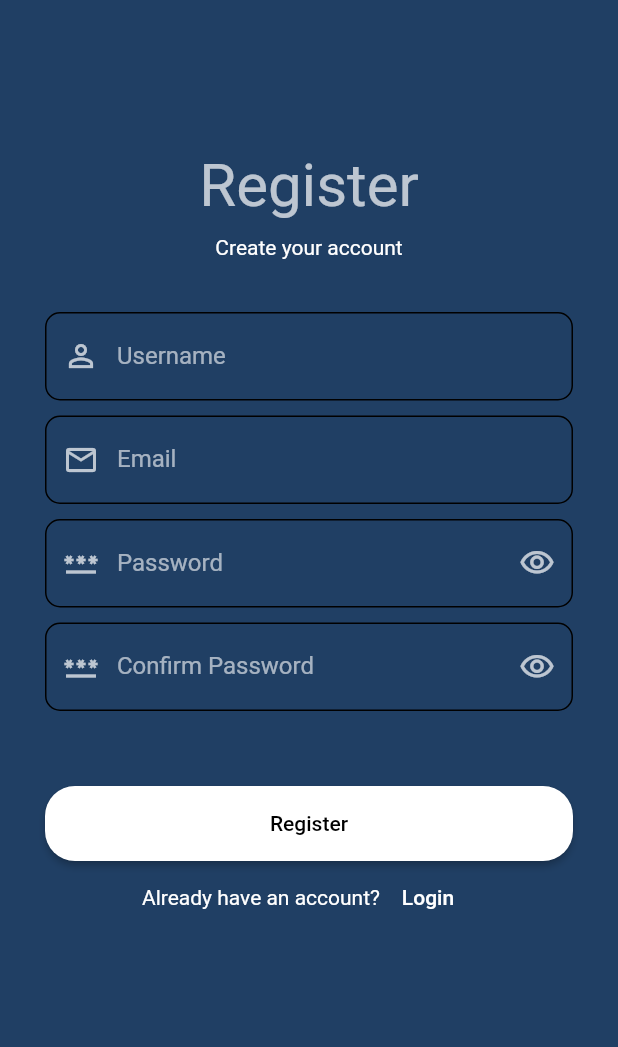
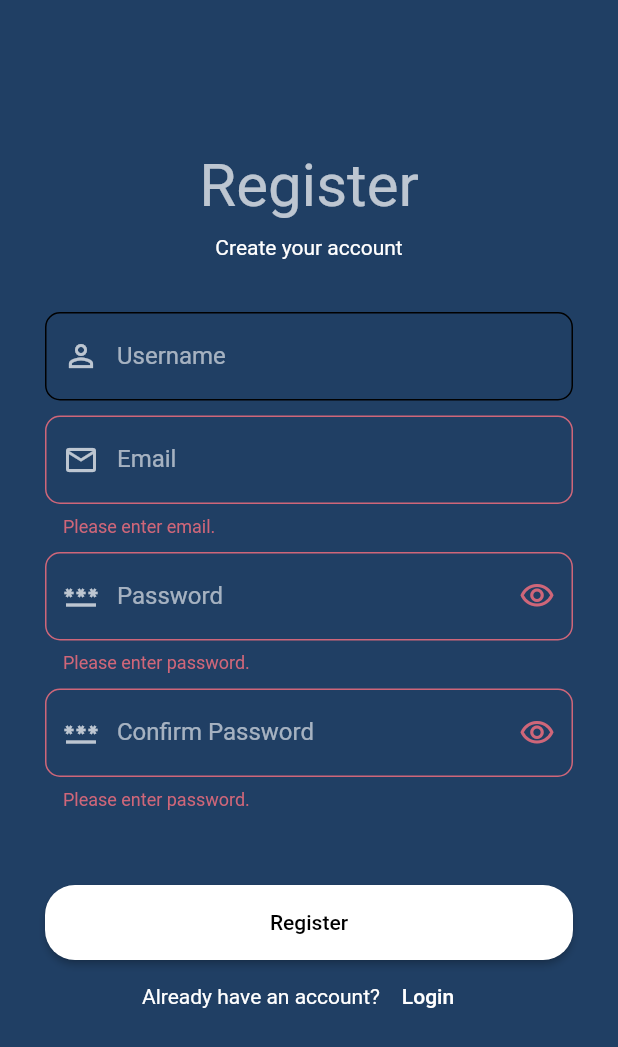
Before and after one commit to Abanoub-20180003/doctor_plus, a Flutter app: the Signup screen opened directly, after a tap on "Register", on a phone screen of 412 x 824 dp. Shown: the top 1047 px of the screen. Run offline on Flutter 3.47's test engine with Material 2 defaults, Android fonts, the phone set to English and light mode, and no system bars; our stand-ins replace cloud_firestore, firebase_auth, firebase_core; accounts and stored records are empty.

```diff
--- /dev/null
+++ b/lib/Controller/authentication.dart
@@ -0,0 +1,43 @@
+import 'package:firebase_auth/firebase_auth.dart';
+import '../Model/doctor.dart';
+import '../Controller/db_constants.dart';
+
+class Authentication {
+  Future<UserCredential> signInEmail(String email, String pass) async {
+    UserCredential userCredential =
+        await dbConstants.auth.signInWithEmailAndPassword(
+      email: email,
+      password: pass,
+    );
+    return userCredential;
+  }
+
+  Future<UserCredential> signUpWithEmail(String email, String pass) async {
+    UserCredential userCredential =
+        await dbConstants.auth.createUserWithEmailAndPassword(
+      email: email,
+      password: pass,
+    );
+    return userCredential;
+  }
+
+  // Future<User> signUpWithEmail(String email, String pass) async {
+  //   try {
+  //     UserCredential userCredential =
+  //         await dbConstants.auth.createUserWithEmailAndPassword(
+  //       email: email,
+  //       password: pass,
+  //     );
+  //     final User user = userCredential.user!;
+  //     //return userCredential.user!;
+  //   } on FirebaseAuthException catch (e) {
+  //     if (e.code == 'weak-password') {
+  //       print("the password is weak");
+  //     } else if (e.code == 'email-already-in-use') {
+  //       print('the account already exists for this email');
+  //     }
+  //   } catch (e) {
+  //     print(e);
+  //   }
+  // }
+}
--- a/lib/Controller/db_constants.dart
+++ b/lib/Controller/db_constants.dart
@@ -1,7 +1,11 @@
 import 'package:cloud_firestore/cloud_firestore.dart';
+import 'package:firebase_auth/firebase_auth.dart';
 
 abstract class dbConstants {
   static final FirebaseFirestore firestore = FirebaseFirestore.instance;
   static final CollectionReference patientsRef =
       FirebaseFirestore.instance.collection('patients');
+  static final CollectionReference doctorsRef =
+      FirebaseFirestore.instance.collection('doctors');
+  static final FirebaseAuth auth = FirebaseAuth.instance;
 }
--- a/lib/Controller/firestore_crud.dart
+++ b/lib/Controller/firestore_crud.dart
@@ -1,12 +1,32 @@
 import 'package:cloud_firestore/cloud_firestore.dart';
 import 'package:doctor_plus/Model/patient.dart';
+import 'package:doctor_plus/Model/doctor.dart';
 import 'package:doctor_plus/View/Screens/NewPatientFormView/new_patient_form.dart';
 import 'db_constants.dart';
 
 class firestroeCRUD {
+  Future<void> addDocotr(
+      String name, String email, String pass, String id) async {
+    dbConstants.doctorsRef
+        .add({'email': email, 'id': id, 'name': name, 'password': pass})
+        .then((value) => print("Doctor Added"))
+        .catchError((error) => print("Failed to add the doctor: $error"));
+  }
+
+  // Doctor getDoctor(String email) {
+  //   Doctor doctor = Doctor();
+  //   doctor.email = email;
+  //   doctor.id = id;
+  //   doctor.name = name;
+  //   doctor.password = pass;
+
+  //   return doctor;
+  // }
+
   Future<void> addPatient(Patient patient) async {
     dbConstants.patientsRef
         .add({
+          'userId': patient.userId,
           'no': patient.no,
           'rank': patient.rank,
           'name': patient.name,
--- /dev/null
+++ b/lib/Model/doctor.dart
@@ -0,0 +1,3 @@
+class Doctor {
+  String? name, email, password, id;
+}
--- a/lib/View/Screens/LoginView/signup.dart
+++ b/lib/View/Screens/LoginView/signup.dart
@@ -1,5 +1,8 @@
+import 'package:firebase_auth/firebase_auth.dart';
 import 'package:flutter/material.dart';
 //import 'package:hive_flutter/hive_flutter.dart';
+import 'package:doctor_plus/Controller/authentication.dart';
+import 'package:doctor_plus/Controller/firestore_crud.dart';
 
 class Signup extends StatefulWidget {
   const Signup({super.key});
@@ -9,6 +12,8 @@ class Signup extends StatefulWidget {
 }
 
 class _SignupState extends State<Signup> {
+  Authentication auth = Authentication();
+  firestroeCRUD db = firestroeCRUD();
   final GlobalKey<FormState> _formKey = GlobalKey();
 
   final FocusNode _focusNodeEmail = FocusNode();
@@ -173,30 +178,37 @@ class _SignupState extends State<Signup> {
                         borderRadius: BorderRadius.circular(20),
                       ),
                     ),
-                    onPressed: () {
-                      // if (_formKey.currentState?.validate() ?? false) {
-                      //   _boxAccounts.put(
-                      //     _controllerUsername.text,
-                      //     _controllerConFirmPassword.text,
-                      //   );
-
-                      //   ScaffoldMessenger.of(context).showSnackBar(
-                      //     SnackBar(
-                      //       width: 200,
-                      //       backgroundColor:
-                      //           Theme.of(context).colorScheme.secondary,
-                      //       shape: RoundedRectangleBorder(
-                      //         borderRadius: BorderRadius.circular(10),
-                      //       ),
-                      //       behavior: SnackBarBehavior.floating,
-                      //       content: const Text("Registered Successfully"),
-                      //     ),
-                      //   );
-
-                      //   _formKey.currentState?.reset();
-
-                      //   Navigator.pop(context);
-                      // }
+                    onPressed: () async {
+                      if (_formKey.currentState?.validate() ?? false) {
+                        UserCredential signUpResult;
+                        signUpResult = await auth.signUpWithEmail(
+                            _controllerEmail.text, _controllerPassword.text);
+                        if (signUpResult != null) {
+                          ScaffoldMessenger.of(context).showSnackBar(
+                            SnackBar(
+                              width: 200,
+                              backgroundColor:
+                                  Theme.of(context).colorScheme.secondary,
+                              shape: RoundedRectangleBorder(
+                                borderRadius: BorderRadius.circular(10),
+                              ),
+                              behavior: SnackBarBehavior.floating,
+                              content: const Text("Registered Successfully"),
+                            ),
+                          );
+                          // add user to doctors firestore
+                          db.addDocotr(
+                              _controllerUsername.text,
+                              _controllerEmail.text,
+                              _controllerPassword.text,
+                              signUpResult.user!.uid);
+                          _formKey.currentState?.reset();
+                          // back to ligin
+                          Navigator.pop(context);
+                        } else {
+                          // print error message
+                        }
+                      }
                     },
                     child: const Text("Register"),
                   ),
--- a/lib/View/Screens/SearchView/patient_profile_page.dart
+++ b/lib/View/Screens/SearchView/patient_profile_page.dart
@@ -11,7 +11,7 @@ class patientProfile extends StatelessWidget {
   Widget build(BuildContext context) {
     return Scaffold(
       appBar: AppBar(
-        backgroundColor: Colors.blue,
+        //backgroundColor: Colors.blue,
         title: Center(
           child: Text(_patient!.name.toString()),
         ),
--- a/lib/main.dart
+++ b/lib/main.dart
@@ -5,9 +5,13 @@ import 'package:flutter/material.dart';
 import 'package:firebase_core/firebase_core.dart';
 import 'firebase_options.dart';
 import 'package:cloud_firestore/cloud_firestore.dart';
+import 'package:doctor_plus/Controller/db_constants.dart';
 
 void main() async {
   WidgetsFlutterBinding.ensureInitialized();
+  // initialize all static vars
+  //dbConstants.doctorsRef.
+
   await Firebase.initializeApp(
     options: DefaultFirebaseOptions.currentPlatform,
   );
```
Also changed, not shown: lib/View/Screens/HomeView/home.dart (+12 -3 lines), lib/View/Screens/LoginView/login.dart (+29 -21 lines), lib/View/Screens/NewPatientFormView/new_patient_form.dart (+5 -2 lines), lib/View/Screens/SearchView/view_search_patinets.dart (+12 -8 lines), pubspec.yaml (+9 -3 lines), assets/doctor.png (added), pubspec.lock, 28 other files.
